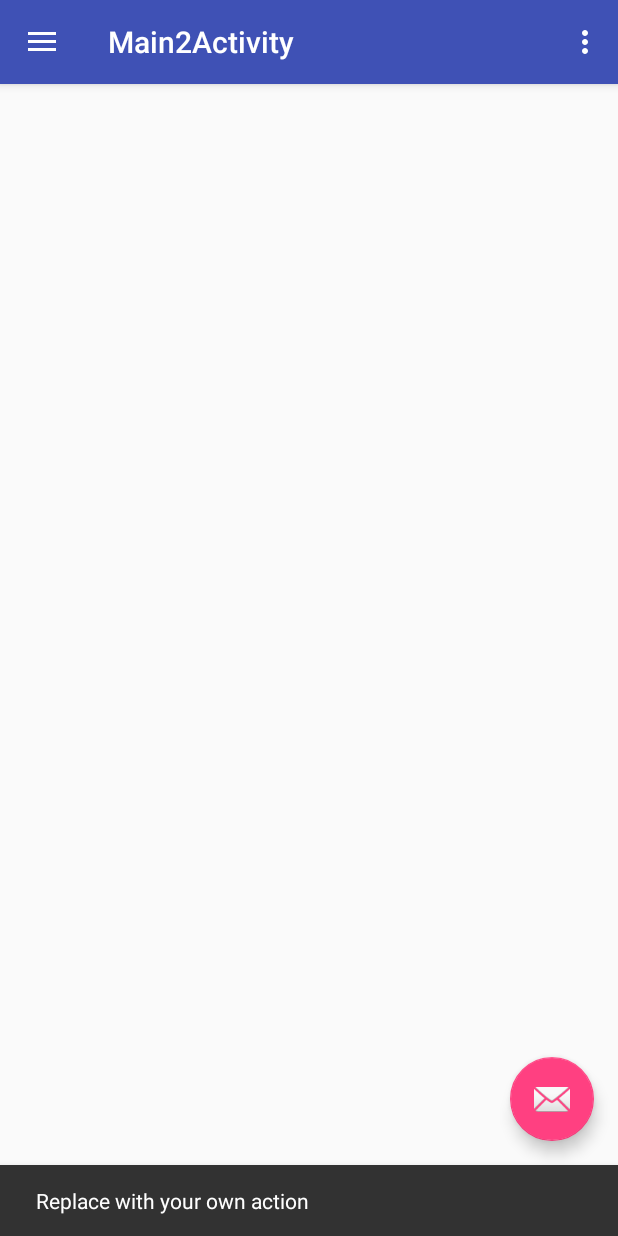
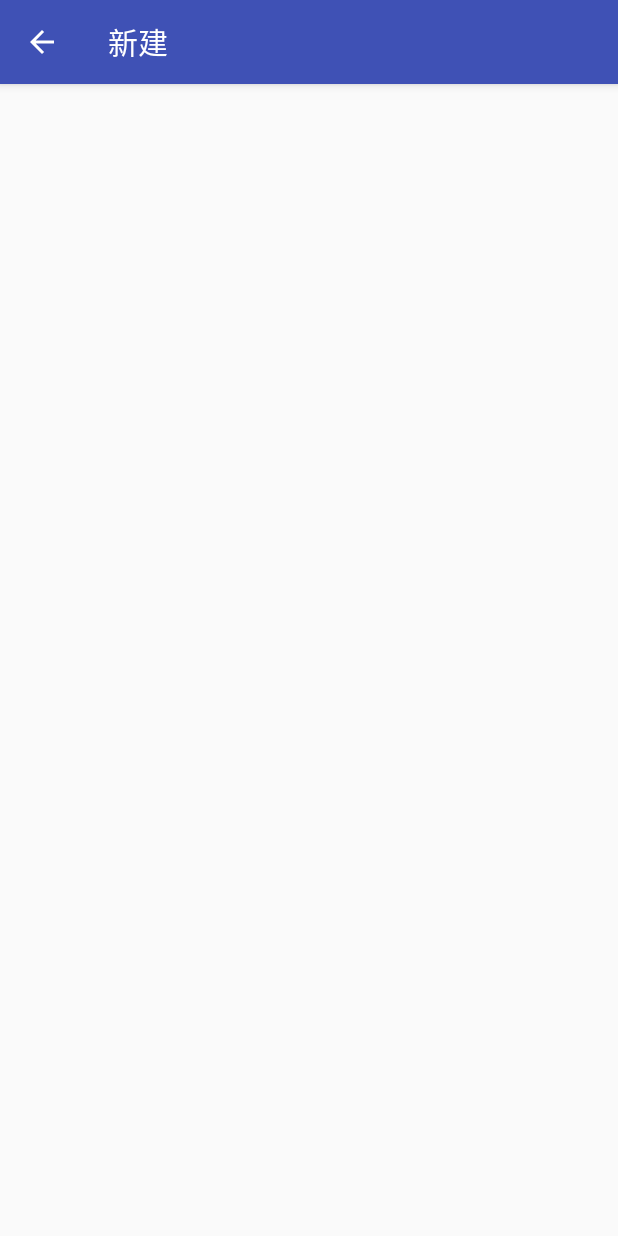
Before and after one commit to Thewhitelight/SiYuNote, an Android app: the screen it shows after launch (MainActivity before the commit, AddNoteActivity after it), after a tap on an icon or button, on a phone screen of 412 x 824 dp. Run offline under Robolectric (Android 15) with nearby library versions, the phone set to English and light mode, and no system bars; our stand-ins replace ButterKnife.

Commit message:
init addNoteActivity

```diff
--- a/app/src/main/java/cn/libery/siyunote/MainActivity.java
+++ b/app/src/main/java/cn/libery/siyunote/MainActivity.java
@@ -1,21 +1,31 @@
 package cn.libery.siyunote;
 
+import android.content.Intent;
 import android.os.Bundle;
 import android.support.design.widget.FloatingActionButton;
 import android.support.design.widget.NavigationView;
-import android.support.design.widget.Snackbar;
+import android.support.design.widget.TabLayout;
+import android.support.v4.app.Fragment;
+import android.support.v4.app.FragmentManager;
+import android.support.v4.app.FragmentPagerAdapter;
 import android.support.v4.view.GravityCompat;
+import android.support.v4.view.ViewPager;
 import android.support.v4.widget.DrawerLayout;
 import android.support.v7.app.ActionBarDrawerToggle;
 import android.support.v7.app.AppCompatActivity;
 import android.support.v7.widget.Toolbar;
 import android.view.Menu;
 import android.view.MenuItem;
-import android.view.View;
+import android.widget.Toast;
+
+import java.util.ArrayList;
+import java.util.List;
 
 import butterknife.Bind;
 import butterknife.ButterKnife;
 import butterknife.OnClick;
+import cn.libery.siyunote.ui.AddNoteActivity;
+import cn.libery.siyunote.ui.NotesFragment;
 
 public class MainActivity extends AppCompatActivity
         implements NavigationView.OnNavigationItemSelectedListener {
@@ -28,6 +38,11 @@ public class MainActivity extends AppCompatActivity
     NavigationView navView;
     @Bind(R.id.drawer_layout)
     DrawerLayout drawerLayout;
+    @Bind(R.id.tabs)
+    TabLayout tabs;
+    @Bind(R.id.viewpager)
+    ViewPager viewpager;
+    private long firstBackPressedTime;
 
     @Override
     protected void onCreate(Bundle savedInstanceState) {
@@ -41,22 +56,32 @@ public class MainActivity extends AppCompatActivity
         drawerLayout.setDrawerListener(toggle);
         toggle.syncState();
 
+        if (viewpager != null) {
+            setupViewPager(viewpager);
+            tabs.setupWithViewPager(viewpager);
+        }
+
         navView.setNavigationItemSelectedListener(this);
     }
 
-    @OnClick(R.id.fab)
-    void showSnackbar(View view) {
-        Snackbar.make(view, "Replace with your own action", Snackbar.LENGTH_LONG)
-                .setAction("Action", null).show();
+    private void setupViewPager(ViewPager viewpager) {
+
+        Adapter adapter = new Adapter(getSupportFragmentManager());
+        NotesFragment fragment = NotesFragment.newInstance(Constants.NOTES_ALL);
+        adapter.addFragment(fragment, "全部");
+        fragment = NotesFragment.newInstance(Constants.NOTES_WORK);
+        adapter.addFragment(fragment, "工作");
+        fragment = NotesFragment.newInstance(Constants.NOTES_LIFE);
+        adapter.addFragment(fragment, "生活");
+        viewpager.setAdapter(adapter);
+
     }
 
-    @Override
-    public void onBackPressed() {
-        if (drawerLayout.isDrawerOpen(GravityCompat.START)) {
-            drawerLayout.closeDrawer(GravityCompat.START);
-        } else {
-            super.onBackPressed();
-        }
+    @OnClick(R.id.fab)
+    void addNote() {
+       /* Snackbar.make(view, "Replace with your own action", Snackbar.LENGTH_LONG)
+                .setAction("Action", null).show();*/
+        startActivity(new Intent(this, AddNoteActivity.class));
     }
 
     @Override
@@ -104,4 +129,48 @@ public class MainActivity extends AppCompatActivity
         drawerLayout.closeDrawer(GravityCompat.START);
         return true;
     }
+
+    static class Adapter extends FragmentPagerAdapter {
+        private final List<Fragment> mFragments = new ArrayList<>();
+        private final List<String> mFragmentTitles = new ArrayList<>();
+
+        public Adapter(FragmentManager fm) {
+            super(fm);
+        }
+
+        public void addFragment(Fragment fragment, String title) {
+            mFragments.add(fragment);
+            mFragmentTitles.add(title);
+        }
+
+        @Override
+        public Fragment getItem(int position) {
+            return mFragments.get(position);
+        }
+
+        @Override
+        public int getCount() {
+            return mFragments.size();
+        }
+
+        @Override
+        public CharSequence getPageTitle(int position) {
+            return mFragmentTitles.get(position);
+        }
+    }
+
+    @Override
+    public void onBackPressed() {
+        if (drawerLayout.isDrawerOpen(GravityCompat.START)) {
+            drawerLayout.closeDrawer(GravityCompat.START);
+        } else {
+            long secondBackPressedTime = System.currentTimeMillis();
+            if (secondBackPressedTime - firstBackPressedTime > 2000) {
+                Toast.makeText(getApplicationContext(), "再按一次，退出应用", Toast.LENGTH_SHORT).show();
+                firstBackPressedTime = secondBackPressedTime;
+            } else {
+                finish();
+            }
+        }
+    }
 }
--- /dev/null
+++ b/app/src/main/java/cn/libery/siyunote/ui/AddNoteActivity.java
@@ -0,0 +1,18 @@
+package cn.libery.siyunote.ui;
+
+import android.os.Bundle;
+
+import butterknife.ButterKnife;
+import cn.libery.siyunote.R;
+
+public class AddNoteActivity extends BaseActivity {
+
+    @Override
+    protected void onCreate(Bundle savedInstanceState) {
+        super.onCreate(savedInstanceState);
+        setContentView(R.layout.activity_add_note);
+        ButterKnife.bind(this);
+        setTitle(R.string.title_activity_add);
+    }
+
+}
--- /dev/null
+++ b/app/src/main/java/cn/libery/siyunote/ui/BaseActivity.java
@@ -0,0 +1,47 @@
+package cn.libery.siyunote.ui;
+
+import android.support.v7.app.AppCompatActivity;
+import android.support.v7.widget.Toolbar;
+import android.view.MenuItem;
+
+import cn.libery.siyunote.R;
+
+/**
+ * Created by Libery on 2015/11/1.
+ * Email:libery.szq@qq.com
+ */
+public class BaseActivity extends AppCompatActivity {
+
+    public void setTitle(String title) {
+        Toolbar toolbar = (Toolbar) findViewById(R.id.toolbar);
+        toolbar.setTitle(title);
+        setActionBar(toolbar);
+    }
+
+    private void setActionBar(Toolbar toolbar) {
+        setSupportActionBar(toolbar);
+        if (getSupportActionBar() != null) {
+            getSupportActionBar().setDisplayHomeAsUpEnabled(true);
+        }
+    }
+
+    public void setTitle(int title) {
+        Toolbar toolbar = (Toolbar) findViewById(R.id.toolbar);
+        toolbar.setTitle(title);
+        setActionBar(toolbar);
+    }
+
+    public void onToolbarBackPressed() {
+        onBackPressed();
+    }
+
+    @Override
+    public boolean onOptionsItemSelected(MenuItem item) {
+        switch (item.getItemId()) {
+            case android.R.id.home:
+                onToolbarBackPressed();
+                return true;
+        }
+        return super.onOptionsItemSelected(item);
+    }
+}
--- /dev/null
+++ b/app/src/main/java/cn/libery/siyunote/ui/NotesFragment.java
@@ -0,0 +1,51 @@
+package cn.libery.siyunote.ui;
+
+import android.os.Bundle;
+import android.support.v4.app.Fragment;
+import android.view.LayoutInflater;
+import android.view.View;
+import android.view.ViewGroup;
+
+import cn.libery.siyunote.Constants;
+import cn.libery.siyunote.R;
+
+public class NotesFragment extends Fragment {
+
+    private static int NoteTypes;
+
+    public static NotesFragment newInstance(int NoteType) {
+        NotesFragment fragment = new NotesFragment();
+        Bundle args = new Bundle();
+        NoteTypes = NoteType;
+        args.putInt(Constants.NOTES_TYPE, NoteType);
+        fragment.setArguments(args);
+        return fragment;
+    }
+
+    public NotesFragment() {
+        // Required empty public constructor
+    }
+
+    @Override
+    public void onCreate(Bundle savedInstanceState) {
+        super.onCreate(savedInstanceState);
+        switch (NoteTypes) {
+            case 0:
+                break;
+        }
+    }
+
+    @Override
+    public View onCreateView(LayoutInflater inflater, ViewGroup container,
+                             Bundle savedInstanceState) {
+        return inflater.inflate(R.layout.fragment_notes, container, false);
+    }
+
+
+    @Override
+    public void onDetach() {
+        super.onDetach();
+    }
+
+
+}
--- /dev/null
+++ b/app/src/main/res/layout/activity_add_note.xml
@@ -0,0 +1,8 @@
+<?xml version="1.0" encoding="utf-8"?>
+<LinearLayout xmlns:android="http://schemas.android.com/apk/res/android"
+    android:layout_width="match_parent"
+    android:layout_height="match_parent"
+    android:orientation="vertical">
+
+    <include layout="@layout/toolbar_main" />
+</LinearLayout>
--- /dev/null
+++ b/app/src/main/res/layout/toolbar_main.xml
@@ -0,0 +1,15 @@
+<?xml version="1.0" encoding="utf-8"?>
+<android.support.design.widget.AppBarLayout xmlns:android="http://schemas.android.com/apk/res/android"
+    xmlns:app="http://schemas.android.com/apk/res-auto"
+    android:layout_width="match_parent"
+    android:layout_height="wrap_content"
+    android:theme="@style/AppTheme.AppBarOverlay">
+
+    <android.support.v7.widget.Toolbar
+        android:id="@+id/toolbar"
+        android:layout_width="match_parent"
+        android:layout_height="?attr/actionBarSize"
+        android:background="?attr/colorPrimary"
+        app:popupTheme="@style/AppTheme.PopupOverlay" />
+
+</android.support.design.widget.AppBarLayout>
--- a/app/src/main/res/values-v21/styles.xml
+++ b/app/src/main/res/values-v21/styles.xml
@@ -1,7 +1,9 @@
 <resources>>
+
     <style name="AppTheme.NoActionBar">
         <item name="windowActionBar">false</item>
         <item name="windowNoTitle">true</item>
+        <item name="android:titleTextColor">@android:color/white</item>
         <item name="android:windowDrawsSystemBarBackgrounds">true</item>
         <item name="android:statusBarColor">@android:color/transparent</item>
     </style>
--- a/app/src/main/res/values/strings.xml
+++ b/app/src/main/res/values/strings.xml
@@ -1,8 +1,11 @@
 <resources>
-    <string name="app_name">SiYuNote</string>
-    <string name="action_settings">Settings</string>
-    <string name="title_activity_main2">Main2Activity</string>
+    <string name="app_name">思宇便签</string>
+    <string name="action_settings">设置</string>
+    <string name="title_activity_main">思宇便签</string>
+    <string name="title_activity_add">新建</string>
 
     <string name="navigation_drawer_open">Open navigation drawer</string>
     <string name="navigation_drawer_close">Close navigation drawer</string>
+
+    <string name="hello_blank_fragment">Hello blank fragment</string>
 </resources>
--- a/app/src/main/res/values/styles.xml
+++ b/app/src/main/res/values/styles.xml
@@ -1,17 +1,20 @@
 <resources>
 
     <!-- Base application theme. -->
-    <style name="AppTheme" parent="Theme.AppCompat.Light.DarkActionBar">
+    <style name="AppTheme" parent="Theme.AppCompat.Light.NoActionBar">
         <!-- Customize your theme here. -->
         <item name="colorPrimary">@color/colorPrimary</item>
         <item name="colorPrimaryDark">@color/colorPrimaryDark</item>
         <item name="colorAccent">@color/colorAccent</item>
     </style>
-    <style name="AppTheme.NoActionBar">
+
+    <style name="Theme.AppCompat.Light.NoActionBar">
         <item name="windowActionBar">false</item>
         <item name="windowNoTitle">true</item>
     </style>
+
     <style name="AppTheme.AppBarOverlay" parent="ThemeOverlay.AppCompat.Dark.ActionBar" />
+
     <style name="AppTheme.PopupOverlay" parent="ThemeOverlay.AppCompat.Light" />
 
 </resources>
```
Also changed, not shown: app/src/main/AndroidManifest.xml (+10 -4 lines), app/src/main/java/cn/libery/siyunote/Constants.java (added, +12 -0 lines), app/src/main/res/layout/app_bar_main.xml (+10 -1 lines), app/src/main/res/layout/fragment_notes.xml (added, +13 -0 lines), app/src/main/res/drawable-xxhdpi/ic_picture.png (added), app/src/main/res/drawable-xxhdpi/ic_text.png (added), app/src/main/res/drawable-xxhdpi/ic_voice.png (added).
